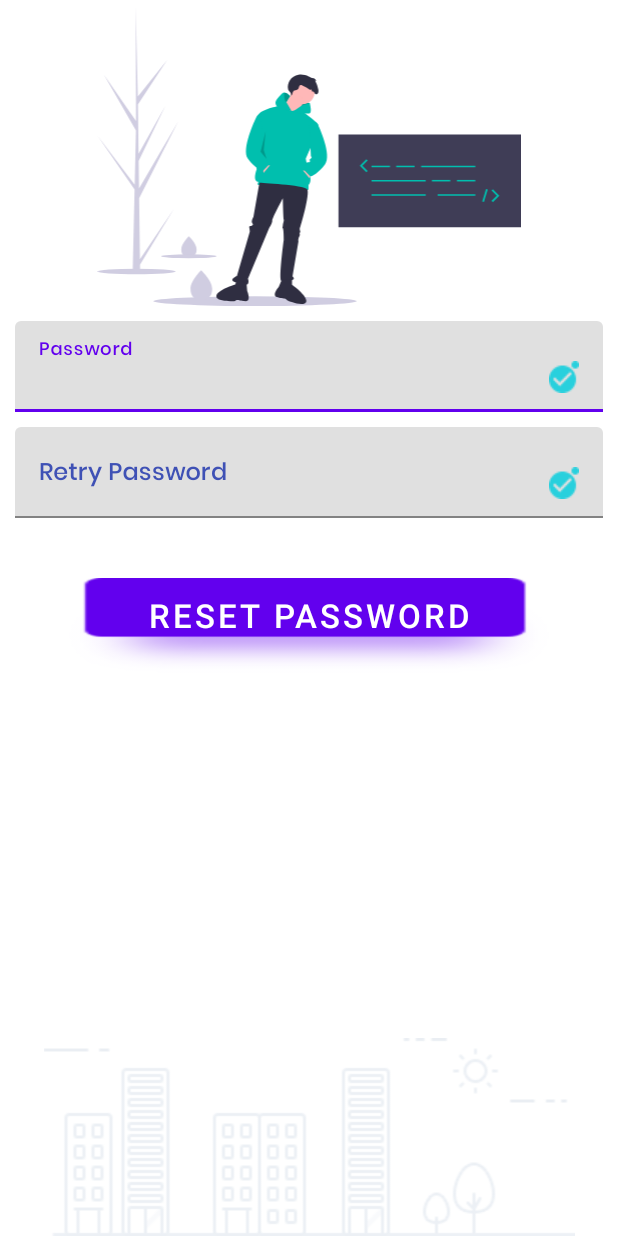
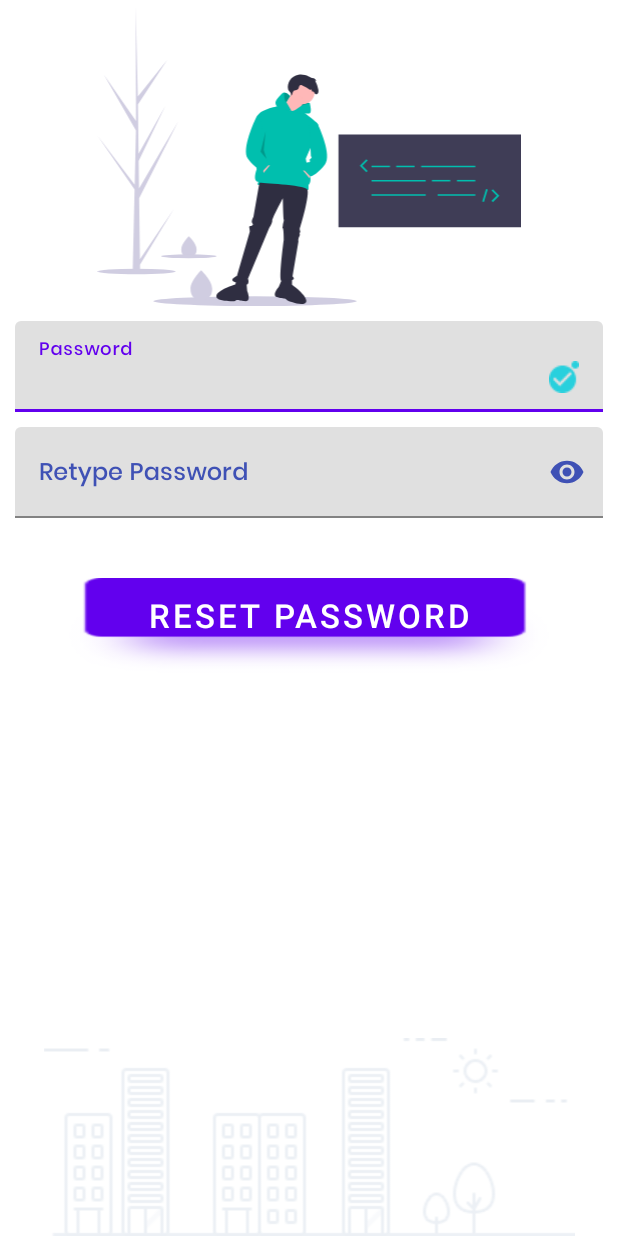
Before and after one commit to VD-APK/clicknow, an Android app: the layout activity_reset_password.xml on its own in the app's theme, with its tools: preview values and no code run, on a phone screen of 412 x 824 dp. Run offline under Robolectric (Android 15) with nearby library versions, the phone set to English and light mode, and no system bars.

Commit message:
reset password flow

```diff
--- a/app/build.gradle
+++ b/app/build.gradle
@@ -43,7 +43,7 @@ dependencies {
     implementation 'com.android.car.ui:car-ui-lib:+'
     implementation 'androidx.gridlayout:gridlayout:1.0.0'
     implementation 'com.android.volley:volley:1.2.1'
-
+    implementation 'com.google.android.gms:play-services-location:17.0.0'
 
 
     testImplementation 'junit:junit:4.13.2'
--- a/app/src/main/AndroidManifest.xml
+++ b/app/src/main/AndroidManifest.xml
@@ -5,6 +5,9 @@
     <uses-permission android:name="android.permission.INTERNET" />
     <uses-permission android:name="android.permission.ACCESS_NETWORK_STATE" />
     <uses-permission android:name="android.permission.ACCESS_WIFI_STATE" />
+    <uses-permission android:name="android.permission.ACCESS_COARSE_LOCATION" />
+    <uses-permission android:name="android.permission.ACCESS_FINE_LOCATION" />
+    <uses-permission android:name="android.permission.ACCESS_BACKGROUND_LOCATION" />
 
     <application
         android:allowBackup="true"
--- a/app/src/main/java/com/example/clicknow/com/example/wit/bean/LoginBean.java
+++ b/app/src/main/java/com/example/clicknow/com/example/wit/bean/LoginBean.java
@@ -1,6 +1,8 @@
 package com.example.clicknow.com.example.wit.bean;
 
-public class LoginBean {
+import java.io.Serializable;
+
+public class LoginBean implements Serializable {
 
 
     private long mobileNumber;
--- a/app/src/main/res/layout/activity_reset_password.xml
+++ b/app/src/main/res/layout/activity_reset_password.xml
@@ -52,7 +52,7 @@
                 app:placeholderTextColor="@color/black">
 
                 <com.google.android.material.textfield.TextInputEditText
-                    android:id="@+id/userPassword"
+                    android:id="@+id/password"
                     android:layout_width="match_parent"
                     android:layout_height="wrap_content"
                     android:drawableEnd="@drawable/username_right"
@@ -65,10 +65,12 @@
             <com.google.android.material.textfield.TextInputLayout
                 android:layout_width="match_parent"
                 android:layout_height="wrap_content"
+                app:passwordToggleEnabled="true"
+                app:passwordToggleTint="#3F51B5"
                 android:layout_marginLeft="10dp"
                 android:layout_marginTop="10dp"
                 android:layout_marginRight="10dp"
-                android:hint="Retry Password"
+                android:hint="Retype Password"
                 android:textColorHint="#3F51B5"
                 app:counterOverflowTextColor="@color/black"
 
@@ -78,7 +80,8 @@
                 app:placeholderTextColor="@color/black">
 
                 <com.google.android.material.textfield.TextInputEditText
-                    android:id="@+id/retryPassword"
+                    android:id="@+id/retypePassword"
+                    app:passwordToggleEnabled="true"
                     android:layout_width="match_parent"
                     android:layout_height="wrap_content"
                     android:drawableEnd="@drawable/username_right"
--- a/app/src/main/res/layout/activity_signup.xml
+++ b/app/src/main/res/layout/activity_signup.xml
@@ -62,6 +62,8 @@
             <com.google.android.material.textfield.TextInputLayout
                 android:layout_width="match_parent"
                 android:layout_height="wrap_content"
+                app:passwordToggleEnabled="true"
+                app:passwordToggleTint="#3F51B5"
                 android:layout_marginLeft="10dp"
                 android:layout_marginTop="10dp"
                 android:layout_marginRight="10dp"
--- a/app/src/main/res/layout/activity_sigup_emp.xml
+++ b/app/src/main/res/layout/activity_sigup_emp.xml
@@ -62,6 +62,8 @@
       <com.google.android.material.textfield.TextInputLayout
           android:layout_width="match_parent"
           android:layout_height="wrap_content"
+          app:passwordToggleEnabled="true"
+          app:passwordToggleTint="#3F51B5"
           android:layout_marginLeft="10dp"
           android:layout_marginTop="10dp"
           android:layout_marginRight="10dp"
```
Also changed, not shown: app/src/main/java/com/example/clicknow/MainActivity.java (+4 -4 lines), app/src/main/java/com/example/clicknow/ResetPassword.java (+46 -84 lines), app/src/main/res/layout/activity_main.xml (+7 -1 lines).
